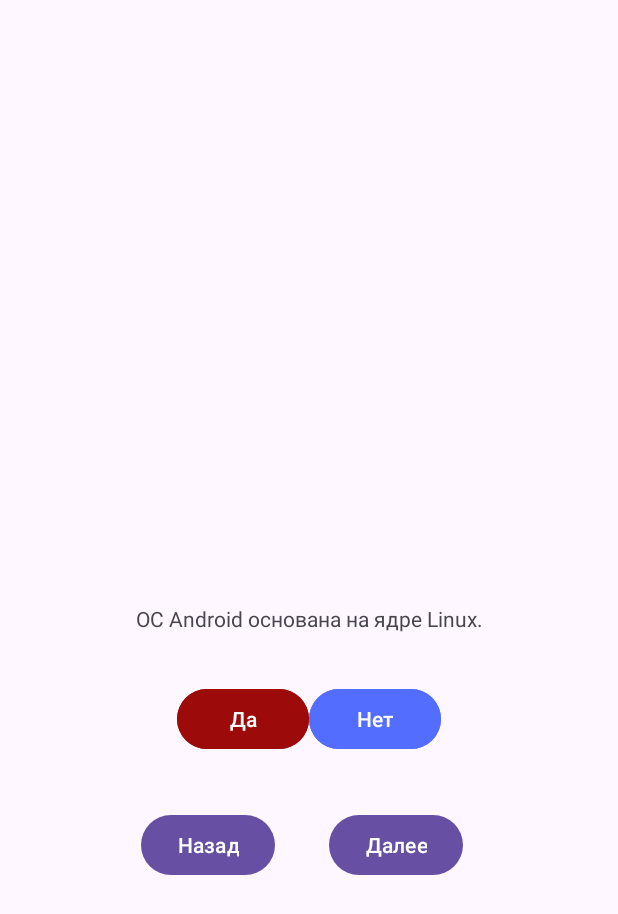
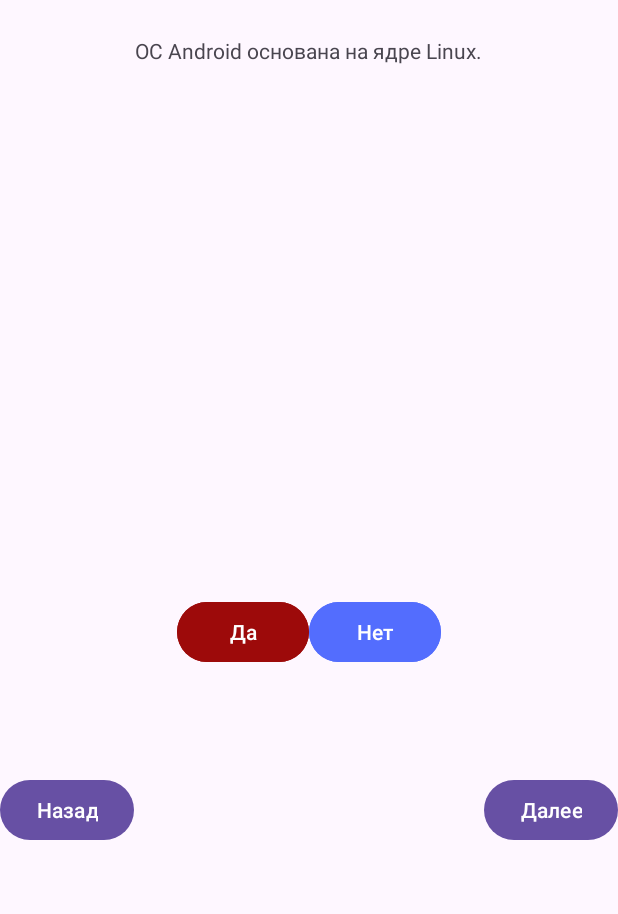
Before and after one commit to Krasnikova-4/DroidQuest, an Android app: the screen it shows after launch (QuestActivity), on a phone screen of 412 x 824 dp. Shown: the top 914 px of the screen. Run offline under Robolectric (Android 15) with nearby library versions, the phone set to English and light mode, and no system bars.

Commit message:
Жизненный цикл активности

```diff
--- a/app/src/main/java/com/example/driodquest/QuestActivity.java
+++ b/app/src/main/java/com/example/driodquest/QuestActivity.java
@@ -15,6 +15,7 @@ import androidx.core.view.WindowInsetsCompat;
 
 public class QuestActivity extends AppCompatActivity {
     private static final String TAG = "QuestActivity";
+    private static final String KEY_INDEX = "index";
     private Button mTrueButton;
     private Button mFalseButton;
     private Button mNextButton;
@@ -28,6 +29,11 @@ public class QuestActivity extends AppCompatActivity {
             new Question(R.string.question_service, false),
             new Question(R.string.question_res, true),
             new Question(R.string.question_manifest, true),
+            new Question(R.string.question_comp, true),
+            new Question(R.string.question_windows, true),
+            new Question(R.string.question_unix, true),
+            new Question(R.string.question_mac, false),
+            new Question(R.string.question_bsd, true),
     };
     private int mCurrentIndex = 0;
     private void updateQuestion() {
@@ -119,10 +125,17 @@ public class QuestActivity extends AppCompatActivity {
                 updateQuestion();
             }
         });
-
+        if (savedInstanceState != null) {
+            mCurrentIndex = savedInstanceState.getInt(KEY_INDEX, 0);
+        }
         updateQuestion();
 
 
     }
-
+    @Override
+    public void onSaveInstanceState(Bundle savedInstanceState) {
+        super.onSaveInstanceState(savedInstanceState);
+        Log.i(TAG, "onSaveInstanceState");
+        savedInstanceState.putInt(KEY_INDEX, mCurrentIndex);
+    }
 }
--- a/app/src/main/res/layout/activity_quest.xml
+++ b/app/src/main/res/layout/activity_quest.xml
@@ -1,5 +1,5 @@
 <?xml version="1.0" encoding="utf-8"?>
-<androidx.constraintlayout.widget.ConstraintLayout xmlns:android="http://schemas.android.com/apk/res/android"
+<FrameLayout xmlns:android="http://schemas.android.com/apk/res/android"
     xmlns:app="http://schemas.android.com/apk/res-auto"
     xmlns:tools="http://schemas.android.com/tools"
     android:id="@+id/main"
@@ -7,26 +7,24 @@
     android:layout_height="match_parent"
     tools:context=".QuestActivity">
 
+
     <TextView
         android:id="@+id/question_text_view"
         android:layout_width="wrap_content"
         android:layout_height="wrap_content"
         android:padding="24dp"
         android:text="@string/Android"
-        app:layout_constraintBottom_toBottomOf="parent"
-        app:layout_constraintEnd_toEndOf="parent"
-        app:layout_constraintStart_toStartOf="parent"
-        app:layout_constraintTop_toTopOf="parent" />
+        android:layout_gravity="center_horizontal"
+     />
 
     <LinearLayout
         android:id="@+id/linearLayout"
         android:layout_width="wrap_content"
         android:layout_height="wrap_content"
+        android:layout_gravity="center_vertical|center_horizontal"
         android:layout_marginTop="9dp"
         android:orientation="horizontal"
-        app:layout_constraintEnd_toEndOf="parent"
-        app:layout_constraintStart_toStartOf="parent"
-        app:layout_constraintTop_toBottomOf="@+id/question_text_view">
+        >
 
         <Button
             android:id="@+id/true_button"
@@ -51,12 +49,8 @@
         android:layout_marginTop="36dp"
         android:layout_marginBottom="260dp"
         android:text="@string/next_button"
-        app:layout_constraintBottom_toBottomOf="parent"
-        app:layout_constraintEnd_toEndOf="parent"
-        app:layout_constraintHorizontal_bias="0.68"
-        app:layout_constraintStart_toStartOf="parent"
-        app:layout_constraintTop_toBottomOf="@+id/linearLayout"
-        app:layout_constraintVertical_bias="0.0" />
+        android:layout_gravity="bottom|right"
+   />
 
     <Button
         android:id="@+id/back_button"
@@ -65,11 +59,7 @@
         android:layout_marginTop="36dp"
         android:layout_marginBottom="260dp"
         android:text="@string/back_button"
-        app:layout_constraintBottom_toBottomOf="parent"
-        app:layout_constraintEnd_toEndOf="parent"
-        app:layout_constraintHorizontal_bias="0.291"
-        app:layout_constraintStart_toStartOf="parent"
-        app:layout_constraintTop_toBottomOf="@+id/linearLayout"
-        app:layout_constraintVertical_bias="0.0" />
+        android:layout_gravity="bottom|left"
+     />
 
-</androidx.constraintlayout.widget.ConstraintLayout>
+</FrameLayout>
--- a/app/src/main/res/values/strings.xml
+++ b/app/src/main/res/values/strings.xml
@@ -18,4 +18,9 @@ Linux.</string>
 файле XML.</string>
     <string name="question_manifest">AndroidManifest.xml предоставляет
 системе основную информацию о программе.</string>
+    <string name="question_comp">Операционная система управляет аппаратными ресурсами компьютера.</string>
+    <string name="question_windows">Windows поддерживает многозадачность.</string>
+    <string name="question_unix">Unix является многопользовательской операционной системой.</string>
+    <string name="question_bsd">Операционные системы семейства BSD открытые исходники.</string>
+    <string name="question_mac">Mac OS X бесплатная операционная система.</string>
 </resources>
```
